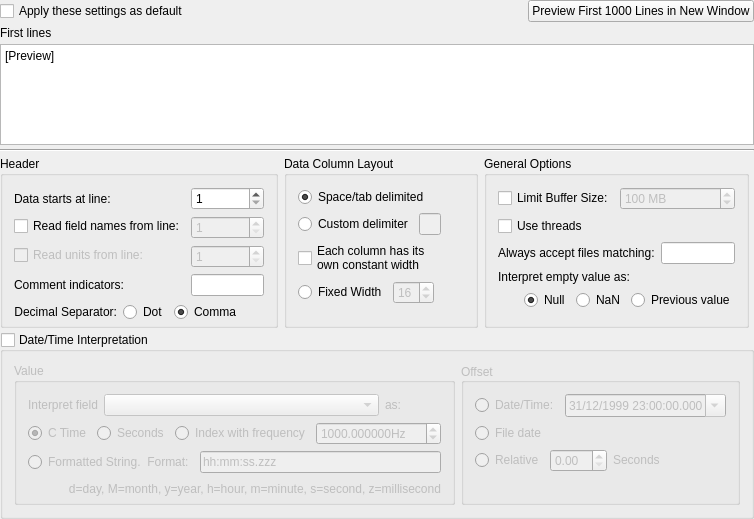
Old version of the form src/datasources/ascii/asciiconfig.ui in the repository Kst-plot/kst.
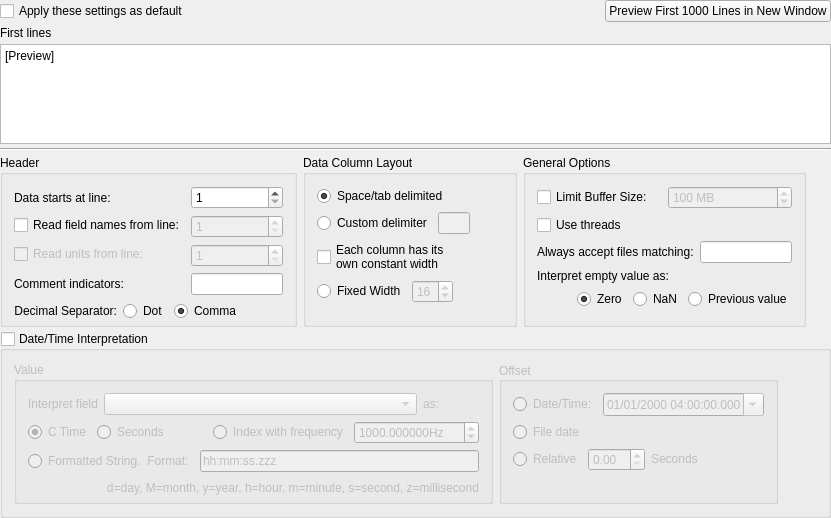
New version of the form.

What changed in the file:
```diff
--- a/src/datasources/ascii/asciiconfig.ui
+++ b/src/datasources/ascii/asciiconfig.ui
@@ -6,8 +6,8 @@
    <rect>
     <x>0</x>
     <y>0</y>
-    <width>701</width>
-    <height>519</height>
+    <width>831</width>
+    <height>517</height>
    </rect>
   </property>
   <layout class="QVBoxLayout" name="verticalLayout_7" stretch="0,0,10,1,1,1">
@@ -543,7 +543,7 @@
           <item>
            <widget class="QRadioButton" name="_nanNull">
             <property name="text">
-             <string>Null</string>
+             <string>Zero</string>
             </property>
             <property name="checked">
              <bool>true</bool>
@@ -852,24 +852,24 @@
                </property>
                <property name="dateTime">
                 <datetime>
-                 <hour>23</hour>
+                 <hour>4</hour>
                  <minute>0</minute>
                  <second>0</second>
-                 <year>1999</year>
-                 <month>12</month>
-                 <day>31</day>
+                 <year>2000</year>
+                 <month>1</month>
+                 <day>1</day>
                 </datetime>
                </property>
                <property name="date">
                 <date>
-                 <year>1999</year>
-                 <month>12</month>
-                 <day>31</day>
+                 <year>2000</year>
+                 <month>1</month>
+                 <day>1</day>
                 </date>
                </property>
                <property name="time">
                 <time>
-                 <hour>23</hour>
+                 <hour>4</hour>
                  <minute>0</minute>
                  <second>0</second>
                 </time>
```
Left out of the diff: 9 changed lines with no effect on the pictures.
